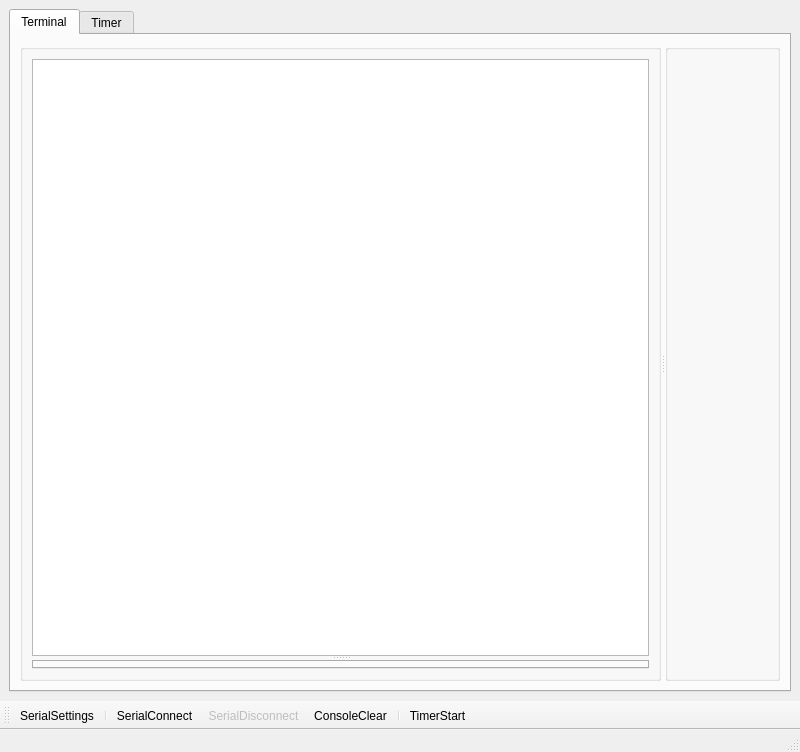
First picture: the form in mainwindow.ui, repository UA1ZDC/terminal2, before the edit.
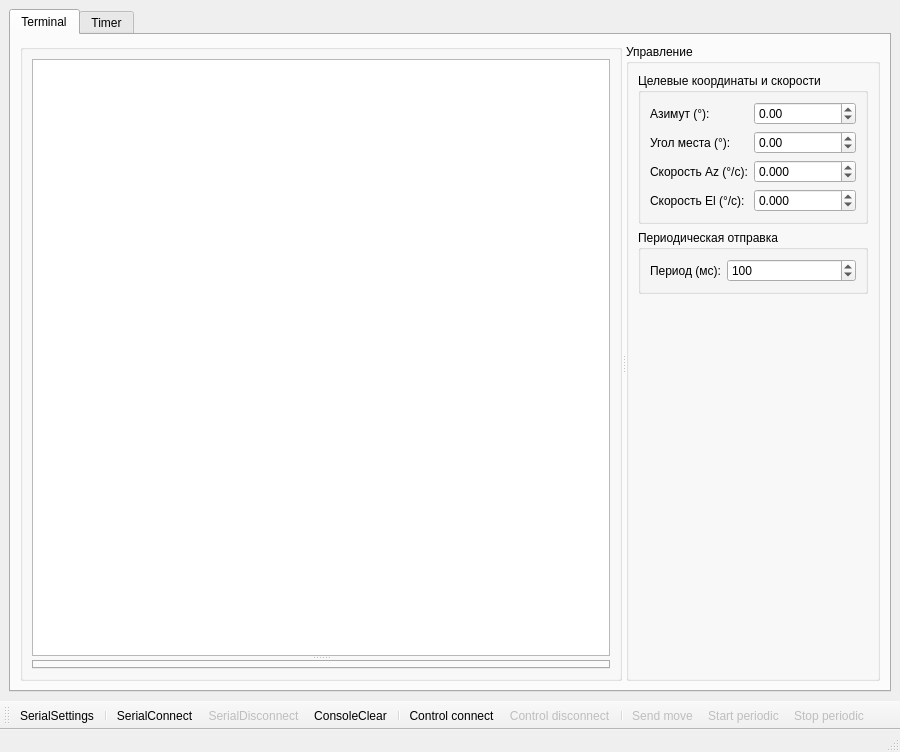
Second picture: the form after the edit. Icons and pictures are not drawn.

```diff
--- a/mainwindow.ui
+++ b/mainwindow.ui
@@ -6,7 +6,7 @@
    <rect>
     <x>0</x>
     <y>0</y>
-    <width>800</width>
+    <width>900</width>
     <height>752</height>
    </rect>
   </property>
@@ -87,8 +87,156 @@
             </sizepolicy>
            </property>
            <property name="title">
-            <string/>
+            <string>Управление</string>
            </property>
+           <layout class="QVBoxLayout" name="controlVerticalLayout">
+            <item>
+             <widget class="QGroupBox" name="targetBox">
+              <property name="title">
+               <string>Целевые координаты и скорости</string>
+              </property>
+              <layout class="QFormLayout" name="controlForm">
+               <item row="0" column="0">
+                <widget class="QLabel" name="azTargetLabel">
+                 <property name="text">
+                  <string>Азимут (°):</string>
+                 </property>
+                </widget>
+               </item>
+               <item row="0" column="1">
+                <widget class="QDoubleSpinBox" name="azTargetSpin">
+                 <property name="decimals">
+                  <number>2</number>
+                 </property>
+                 <property name="minimum">
+                  <double>-999.00</double>
+                 </property>
+                 <property name="maximum">
+                  <double>999.00</double>
+                 </property>
+                 <property name="singleStep">
+                  <double>0.1</double>
+                 </property>
+                </widget>
+               </item>
+               <item row="1" column="0">
+                <widget class="QLabel" name="elTargetLabel">
+                 <property name="text">
+                  <string>Угол места (°):</string>
+                 </property>
+                </widget>
+               </item>
+               <item row="1" column="1">
+                <widget class="QDoubleSpinBox" name="elTargetSpin">
+                 <property name="decimals">
+                  <number>2</number>
+                 </property>
+                 <property name="minimum">
+                  <double>-90.00</double>
+                 </property>
+                 <property name="maximum">
+                  <double>180.00</double>
+                 </property>
+                 <property name="singleStep">
+                  <double>0.1</double>
+                 </property>
+                </widget>
+               </item>
+               <item row="2" column="0">
+                <widget class="QLabel" name="azVelLabel">
+                 <property name="text">
+                  <string>Скорость Az (°/c):</string>
+                 </property>
+                </widget>
+               </item>
+               <item row="2" column="1">
+                <widget class="QDoubleSpinBox" name="azVelSpin">
+                 <property name="decimals">
+                  <number>3</number>
+                 </property>
+                 <property name="minimum">
+                  <double>-99.999</double>
+                 </property>
+                 <property name="maximum">
+                  <double>99.999</double>
+                 </property>
+                 <property name="singleStep">
+                  <double>0.1</double>
+                 </property>
+                </widget>
+               </item>
+               <item row="3" column="0">
+                <widget class="QLabel" name="elVelLabel">
+                 <property name="text">
+                  <string>Скорость El (°/c):</string>
+                 </property>
+                </widget>
+               </item>
+               <item row="3" column="1">
+                <widget class="QDoubleSpinBox" name="elVelSpin">
+                 <property name="decimals">
+                  <number>3</number>
+                 </property>
+                 <property name="minimum">
+                  <double>-99.999</double>
+                 </property>
+                 <property name="maximum">
+                  <double>99.999</double>
+                 </property>
+                 <property name="singleStep">
+                  <double>0.1</double>
+                 </property>
+                </widget>
+               </item>
+              </layout>
+             </widget>
+            </item>
+            <item>
+             <widget class="QGroupBox" name="periodicBox">
+              <property name="title">
+               <string>Периодическая отправка</string>
+              </property>
+              <layout class="QFormLayout" name="periodicForm">
+               <item row="0" column="0">
+                <widget class="QLabel" name="sendPeriodLabel">
+                 <property name="text">
+                  <string>Период (мс):</string>
+                 </property>
+                </widget>
+               </item>
+               <item row="0" column="1">
+                <widget class="QSpinBox" name="sendPeriodSpin">
+                 <property name="minimum">
+                  <number>10</number>
+                 </property>
+                 <property name="maximum">
+                  <number>10000</number>
+                 </property>
+                 <property name="singleStep">
+                  <number>10</number>
+                 </property>
+                 <property name="value">
+                  <number>100</number>
+                 </property>
+                </widget>
+               </item>
+              </layout>
+             </widget>
+            </item>
+            <item>
+             <spacer name="controlVSpacer">
+              <property name="orientation">
+               <enum>Qt::Vertical</enum>
+              </property>
+              <property name="sizeHint" stdset="0">
+               <size>
+                <width>20</width>
+                <height>40</height>
+               </size>
+              </property>
+             </spacer>
+            </item>
+           </layout>
           </widget>
          </widget>
         </item>
@@ -148,7 +296,12 @@
    <addaction name="actionSerialDisconnect"/>
    <addaction name="actionConsoleClear"/>
    <addaction name="separator"/>
-   <addaction name="actionTimerStart"/>
+   <addaction name="actionControlSerialConnect"/>
+   <addaction name="actionControlSerialDisconnect"/>
+   <addaction name="separator"/>
+   <addaction name="actionControlSendMove"/>
+   <addaction name="actionControlSendStart"/>
+   <addaction name="actionControlSendStop"/>
   </widget>
   <action name="actionSerialSettings">
    <property name="icon">
@@ -204,13 +357,79 @@
     <string>ApplicationClose</string>
    </property>
   </action>
-  <action name="actionTimerStart">
+  <action name="actionControlSerialConnect">
+   <property name="enabled">
+    <bool>true</bool>
+   </property>
    <property name="icon">
+    <iconset resource="terminal.qrc">
+     <normaloff>:/images/connect.png</normaloff>:/images/connect.png</iconset>
+   </property>
+   <property name="text">
+    <string>Control connect</string>
+   </property>
+   <property name="toolTip">
+    <string>Подключить управляющий порт (VKA non-debug)</string>
+   </property>
+  </action>
+  <action name="actionControlSerialDisconnect">
+   <property name="enabled">
+    <bool>false</bool>
+   </property>
+   <property name="icon">
+    <iconset resource="terminal.qrc">
+     <normaloff>:/images/disconnect.png</normaloff>:/images/disconnect.png</iconset>
+   </property>
+   <property name="text">
+    <string>Control disconnect</string>
+   </property>
+   <property name="toolTip">
+    <string>Отключить управляющий порт</string>
+   </property>
+  </action>
+  <action name="actionControlSendMove">
+   <property name="enabled">
+    <bool>false</bool>
+   </property>
+   <property name="icon">
     <iconset resource="timer.qrc">
      <normaloff>:/images/PlayHot.png</normaloff>:/images/PlayHot.png</iconset>
    </property>
    <property name="text">
-    <string>TimerStart</string>
+    <string>Send move</string>
+   </property>
+   <property name="toolTip">
+    <string>Отправить команду движения однократно</string>
+   </property>
+  </action>
+  <action name="actionControlSendStart">
+   <property name="enabled">
+    <bool>false</bool>
+   </property>
+   <property name="icon">
+    <iconset resource="timer.qrc">
+     <normaloff>:/images/PlayHot.png</normaloff>:/images/PlayHot.png</iconset>
+   </property>
+   <property name="text">
+    <string>Start periodic</string>
+   </property>
+   <property name="toolTip">
+    <string>Старт периодической отправки команд</string>
+   </property>
+  </action>
+  <action name="actionControlSendStop">
+   <property name="enabled">
+    <bool>false</bool>
+   </property>
+   <property name="icon">
+    <iconset resource="terminal.qrc">
+     <normaloff>:/images/clear.png</normaloff>:/images/clear.png</iconset>
+   </property>
+   <property name="text">
+    <string>Stop periodic</string>
+   </property>
+   <property name="toolTip">
+    <string>Остановить периодическую отправку</string>
    </property>
   </action>
  </widget>
```
Left out of the diff: 2 changed lines with no effect on the pictures.
